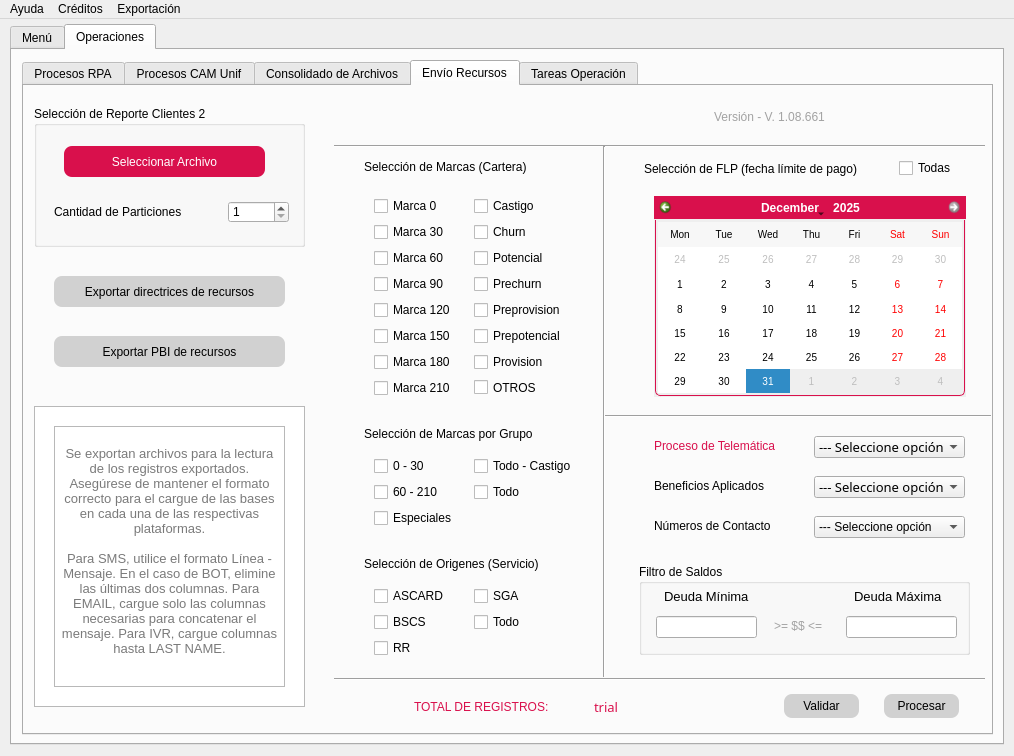
Before: the Qt Designer form gui/Project.ui in JU4ND4V1DMM/devops_desktop_syncra, drawn with Qt 5.
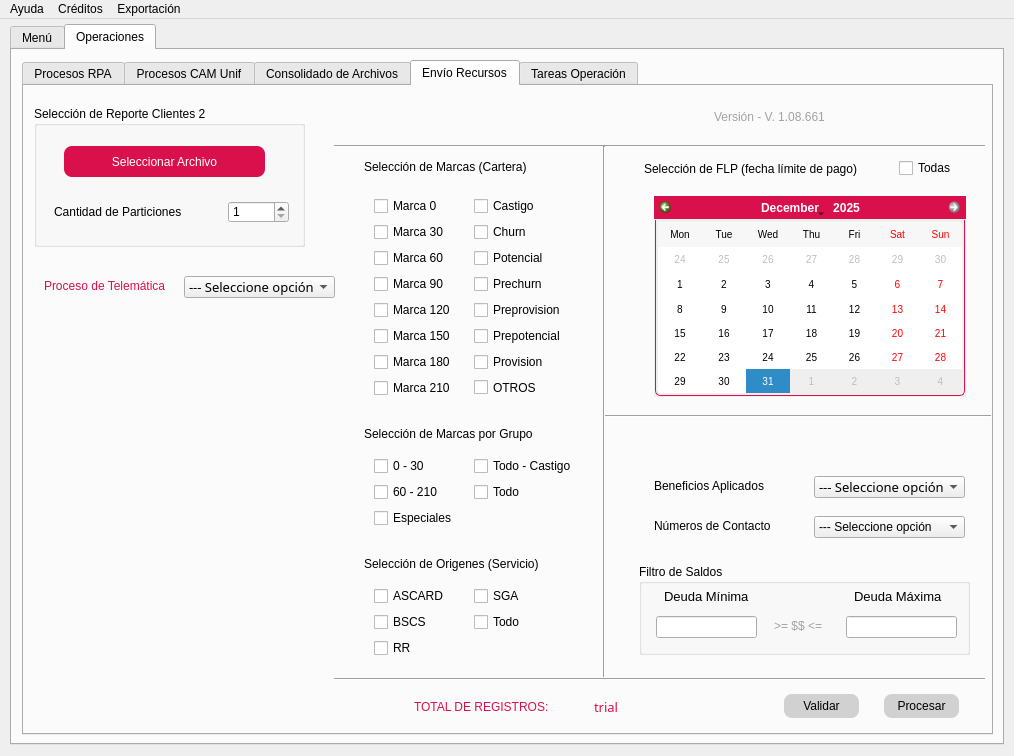
After: the same form once the commit is applied. The open tabs and pages were chosen to show the change. Icons and pictures are not drawn.

Commit message: New function to create temporal files and delete cache to up space RAM

Patch:
```diff
--- a/gui/Project.ui
+++ b/gui/Project.ui
@@ -3803,8 +3803,8 @@
        <widget class="QLabel" name="label_Selection_Process">
         <property name="geometry">
          <rect>
-          <x>630</x>
-          <y>350</y>
+          <x>20</x>
+          <y>190</y>
           <width>161</width>
           <height>20</height>
          </rect>
@@ -3930,8 +3930,8 @@
        <widget class="QComboBox" name="comboBox_Selected_Process">
         <property name="geometry">
          <rect>
-          <x>790</x>
-          <y>350</y>
+          <x>160</x>
+          <y>190</y>
           <width>151</width>
           <height>22</height>
          </rect>
@@ -4766,76 +4766,6 @@
          </property>
         </widget>
        </widget>
-       <widget class="QPushButton" name="pushButton_Partitions_BD_6">
-        <property name="geometry">
-         <rect>
-          <x>30</x>
-          <y>190</y>
-          <width>231</width>
-          <height>31</height>
-         </rect>
-        </property>
-        <property name="styleSheet">
-         <string notr="true">QPushButton
-{
-	border-radius:8px;
-	color: rgb(0, 0, 0);
-	background-color: rgb(209, 209, 209);
-}
-QPushButton:Hover
-{
-	color: rgb(255, 255, 255);
-	background-color: rgb(217, 16, 76);
-}
-QPushButton:pressed
-{
-	color: rgb(255, 255, 255);
-	background-color: rgb(0, 0, 0);
-}
-</string>
-        </property>
-        <property name="text">
-         <string>Exportar directrices de recursos</string>
-        </property>
-        <property name="default">
-         <bool>false</bool>
-        </property>
-       </widget>
-       <widget class="QPushButton" name="pushButton_Partitions_BD_7">
-        <property name="geometry">
-         <rect>
-          <x>30</x>
-          <y>250</y>
-          <width>231</width>
-          <height>31</height>
-         </rect>
-        </property>
-        <property name="styleSheet">
-         <string notr="true">QPushButton
-{
-	border-radius:8px;
-	color: rgb(0, 0, 0);
-	background-color: rgb(209, 209, 209);
-}
-QPushButton:Hover
-{
-	color: rgb(255, 255, 255);
-	background-color: rgb(217, 16, 76);
-}
-QPushButton:pressed
-{
-	color: rgb(255, 255, 255);
-	background-color: rgb(0, 0, 0);
-}
-</string>
-        </property>
-        <property name="text">
-         <string>Exportar PBI de recursos</string>
-        </property>
-        <property name="default">
-         <bool>false</bool>
-        </property>
-       </widget>
        <widget class="QLabel" name="label_Brands_2">
         <property name="geometry">
          <rect>
@@ -4881,36 +4811,6 @@
          <string>Selección de FLP (fecha límite de pago)         </string>
         </property>
        </widget>
-       <widget class="QGraphicsView" name="graphicsView_3">
-        <property name="geometry">
-         <rect>
-          <x>10</x>
-          <y>320</y>
-          <width>271</width>
-          <height>301</height>
-         </rect>
-        </property>
-       </widget>
-       <widget class="QTextEdit" name="textEdit">
-        <property name="geometry">
-         <rect>
-          <x>30</x>
-          <y>340</y>
-          <width>231</width>
-          <height>261</height>
-         </rect>
-        </property>
-        <property name="html">
-         <string>&lt;!DOCTYPE HTML PUBLIC &quot;-//W3C//DTD HTML 4.0//EN&quot; &quot;http://www.w3.org/TR/REC-html40/strict.dtd&quot;&gt;
-&lt;html&gt;&lt;head&gt;&lt;meta name=&quot;qrichtext&quot; content=&quot;1&quot; /&gt;&lt;style type=&quot;text/css&quot;&gt;
-p, li { white-space: pre-wrap; }
-&lt;/style&gt;&lt;/head&gt;&lt;body style=&quot; font-family:'MS Shell Dlg 2'; font-size:8.25pt; font-weight:400; font-style:normal;&quot;&gt;
-&lt;p align=&quot;center&quot; style=&quot;-qt-paragraph-type:empty; margin-top:0px; margin-bottom:0px; margin-left:0px; margin-right:0px; -qt-block-indent:0; text-indent:0px; font-size:9.75pt;&quot;&gt;&lt;br /&gt;&lt;/p&gt;
-&lt;p align=&quot;center&quot; style=&quot; margin-top:0px; margin-bottom:0px; margin-left:0px; margin-right:0px; -qt-block-indent:0; text-indent:0px;&quot;&gt;&lt;span style=&quot; font-size:10pt; color:#7a7a7a;&quot;&gt;Se exportan archivos para la lectura de los registros exportados. Asegúrese de mantener el formato correcto para el cargue de las bases en cada una de las respectivas plataformas.&lt;/span&gt;&lt;/p&gt;
-&lt;p align=&quot;center&quot; style=&quot;-qt-paragraph-type:empty; margin-top:0px; margin-bottom:0px; margin-left:0px; margin-right:0px; -qt-block-indent:0; text-indent:0px; font-size:10pt; color:#7a7a7a;&quot;&gt;&lt;br /&gt;&lt;/p&gt;
-&lt;p align=&quot;center&quot; style=&quot; margin-top:0px; margin-bottom:0px; margin-left:0px; margin-right:0px; -qt-block-indent:0; text-indent:0px;&quot;&gt;&lt;span style=&quot; font-size:10pt; color:#7a7a7a;&quot;&gt;Para SMS, utilice el formato Línea - Mensaje. En el caso de BOT, elimine las últimas dos columnas. Para EMAIL, cargue solo las columnas necesarias para concatenar el mensaje. Para IVR, cargue columnas hasta LAST NAME.&lt;/span&gt;&lt;/p&gt;&lt;/body&gt;&lt;/html&gt;</string>
-        </property>
-       </widget>
        <zorder>Mod_Init_CTA_Group</zorder>
        <zorder>label_Selection_Process</zorder>
        <zorder>line_Vertical_2</zorder>
```
Left out of the diff: 6 changed lines with no effect on the pictures. The commit also changes 58 other files.
